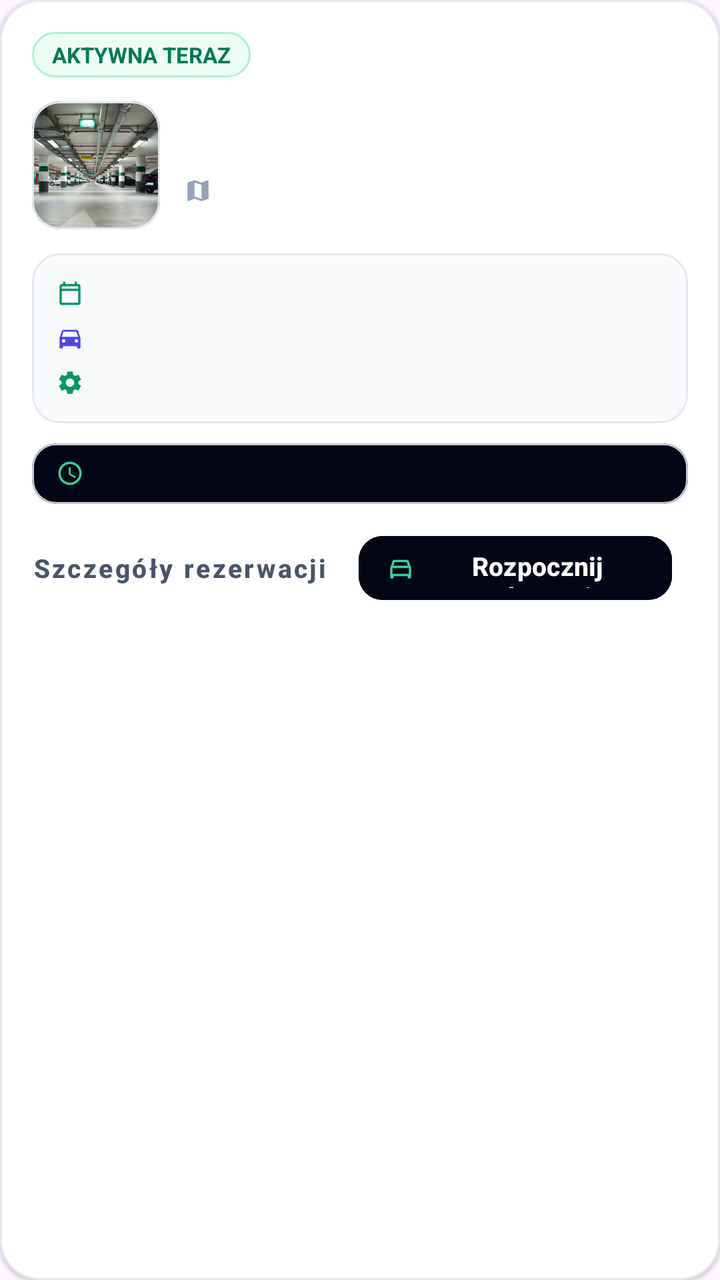
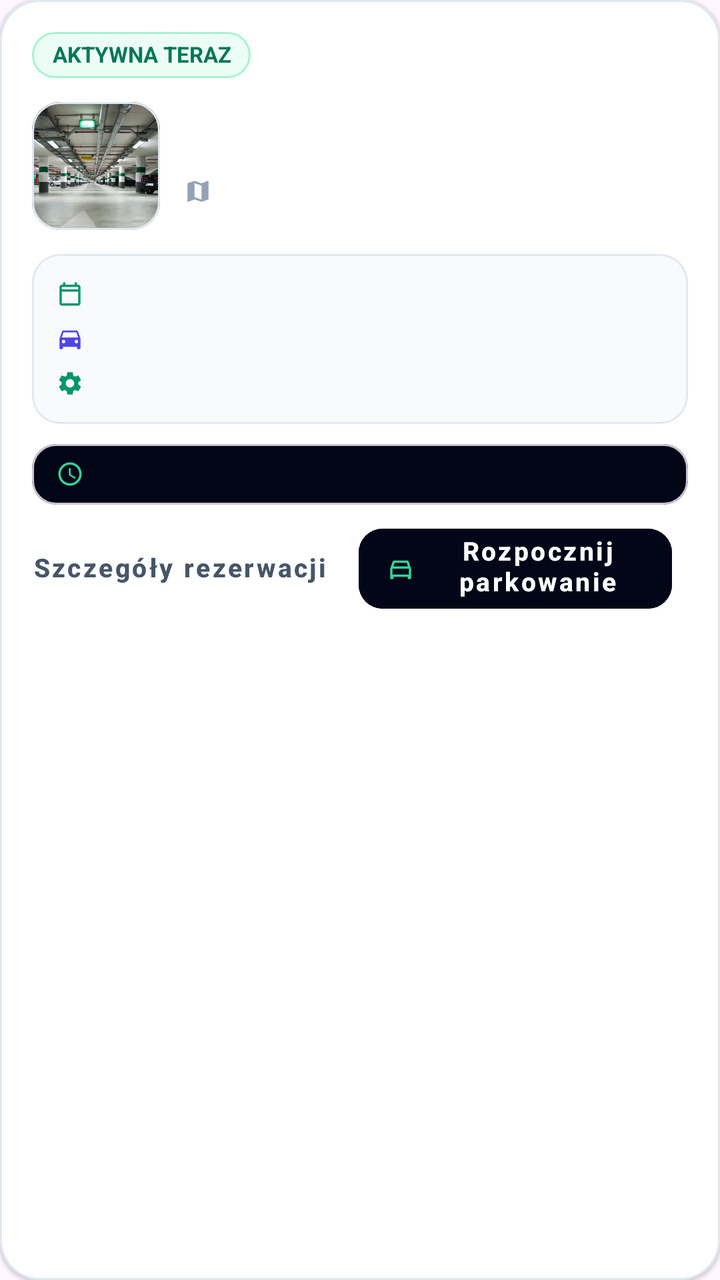

Screens rendered from an Android XML layout before and after an edit, with the pre-edit source and the edit as a unified diff.
<!-- AndroidManifest.xml: application theme Theme.Project -->
<!-- res/layout/item_reservation.xml -->
<?xml version="1.0" encoding="utf-8"?>
<com.google.android.material.card.MaterialCardView xmlns:android="http://schemas.android.com/apk/res/android"
    xmlns:app="http://schemas.android.com/apk/res-auto"
    android:layout_width="match_parent"
    android:layout_height="wrap_content"
    android:layout_marginHorizontal="20dp"
    android:layout_marginBottom="14dp"
    android:clickable="true"
    android:focusable="true"
    android:foreground="?android:attr/selectableItemBackground"
    app:cardBackgroundColor="@color/card_background"
    app:cardCornerRadius="20dp"
    app:cardElevation="1dp"
    app:strokeColor="@color/brand_slate_200"
    app:strokeWidth="1dp">

    <LinearLayout
        android:layout_width="match_parent"
        android:layout_height="wrap_content"
        android:orientation="vertical"
        android:padding="16dp">

        
        <RelativeLayout
            android:layout_width="match_parent"
            android:layout_height="wrap_content">

            <TextView
                android:id="@+id/badge_status"
                android:layout_width="wrap_content"
                android:layout_height="wrap_content"
                android:layout_alignParentStart="true"
                android:layout_centerVertical="true"
                android:background="@drawable/bg_badge_emerald"
                android:paddingHorizontal="10dp"
                android:paddingVertical="4dp"
                android:text="@string/badge_active_now"
                android:textColor="@color/brand_emerald_700"
                android:textSize="11sp"
                android:textStyle="bold" />

            <TextView
                android:id="@+id/text_reservation_price"
                android:layout_width="wrap_content"
                android:layout_height="wrap_content"
                android:layout_alignParentEnd="true"
                android:layout_centerVertical="true"
                android:textColor="@color/brand_slate_950"
                android:textSize="17sp"
                android:textStyle="bold" />
        </RelativeLayout>

        
        <LinearLayout
            android:layout_width="match_parent"
            android:layout_height="wrap_content"
            android:layout_marginTop="12dp"
            android:gravity="center_vertical"
            android:orientation="horizontal">

            <com.google.android.material.card.MaterialCardView
                android:layout_width="64dp"
                android:layout_height="64dp"
                android:layout_marginEnd="12dp"
                app:cardCornerRadius="14dp"
                app:cardElevation="0dp"
                app:strokeColor="@color/brand_slate_200"
                app:strokeWidth="1dp">

                <ImageView
                    android:id="@+id/img_reservation_spot"
                    android:layout_width="match_parent"
                    android:layout_height="match_parent"
                    android:contentDescription="@string/label_header_place"
                    android:scaleType="centerCrop"
                    android:src="@drawable/default_parking_spot" />
            </com.google.android.material.card.MaterialCardView>

            <LinearLayout
                android:layout_width="0dp"
                android:layout_height="wrap_content"
                android:layout_weight="1"
                android:orientation="vertical">

                <LinearLayout
                    android:layout_width="match_parent"
                    android:layout_height="wrap_content"
                    android:gravity="center_vertical"
                    android:orientation="horizontal">

                    <TextView
                        android:id="@+id/text_reservation_title"
                        android:layout_width="0dp"
                        android:layout_height="wrap_content"
                        android:layout_weight="1"
                        android:textColor="@color/brand_slate_950"
                        android:textSize="16sp"
                        android:textStyle="bold" />

                    <TextView
                        android:id="@+id/text_spot_number_pill"
                        android:layout_width="wrap_content"
                        android:layout_height="wrap_content"
                        android:layout_marginStart="8dp"
                        android:background="@drawable/bg_badge_slate"
                        android:paddingHorizontal="8dp"
                        android:paddingVertical="3dp"
                        android:textColor="@color/brand_slate_700"
                        android:textSize="11sp"
                        android:textStyle="bold"
                        android:visibility="gone" />
                </LinearLayout>

                <LinearLayout
                    android:layout_width="match_parent"
                    android:layout_height="wrap_content"
                    android:layout_marginTop="4dp"
                    android:gravity="center_vertical"
                    android:orientation="horizontal">

                    <ImageView
                        android:layout_width="14dp"
                        android:layout_height="14dp"
                        android:contentDescription="@string/label_header_place"
                        android:src="@drawable/ic_map_link"
                        app:tint="@color/brand_slate_400" />

                    <TextView
                        android:id="@+id/text_reservation_address"
                        android:layout_width="wrap_content"
                        android:layout_height="wrap_content"
                        android:layout_marginStart="6dp"
                        android:textColor="@color/brand_slate_500"
                        android:textSize="13sp" />
                </LinearLayout>
            </LinearLayout>
        </LinearLayout>

        
        <com.google.android.material.card.MaterialCardView
            android:layout_width="match_parent"
            android:layout_height="wrap_content"
            android:layout_marginTop="12dp"
            app:cardBackgroundColor="@color/brand_slate_50"
            app:cardCornerRadius="14dp"
            app:cardElevation="0dp"
            app:strokeColor="@color/brand_slate_200"
            app:strokeWidth="1dp">

            <LinearLayout
                android:layout_width="match_parent"
                android:layout_height="wrap_content"
                android:orientation="vertical"
                android:padding="12dp">

                
                <LinearLayout
                    android:layout_width="match_parent"
                    android:layout_height="wrap_content"
                    android:gravity="center_vertical"
                    android:orientation="horizontal">

                    <ImageView
                        android:layout_width="14dp"
                        android:layout_height="14dp"
                        android:contentDescription="@string/label_header_date"
                        android:src="@drawable/ic_calendar"
                        app:tint="@color/brand_emerald_600" />

                    <TextView
                        android:id="@+id/text_reservation_schedule"
                        android:layout_width="wrap_content"
                        android:layout_height="wrap_content"
                        android:layout_marginStart="8dp"
                        android:textColor="@color/brand_slate_900"
                        android:textSize="12sp"
                        android:textStyle="bold" />
                </LinearLayout>

                
                <LinearLayout
                    android:layout_width="match_parent"
                    android:layout_height="wrap_content"
                    android:layout_marginTop="6dp"
                    android:gravity="center_vertical"
                    android:orientation="horizontal">

                    <ImageView
                        android:layout_width="14dp"
                        android:layout_height="14dp"
                        android:contentDescription="@string/header_select_vehicle"
                        android:src="@drawable/ic_card_vehicles"
                        app:tint="@color/brand_indigo_600" />

                    <TextView
                        android:id="@+id/text_reservation_vehicle"
                        android:layout_width="wrap_content"
                        android:layout_height="wrap_content"
                        android:layout_marginStart="8dp"
                        android:textColor="@color/brand_slate_600"
                        android:textSize="12sp" />
                </LinearLayout>

                
                <LinearLayout
                    android:id="@+id/layout_pin_container"
                    android:layout_width="match_parent"
                    android:layout_height="wrap_content"
                    android:layout_marginTop="6dp"
                    android:gravity="center_vertical"
                    android:orientation="horizontal">

                    <ImageView
                        android:layout_width="14dp"
                        android:layout_height="14dp"
                        android:contentDescription="@string/label_pin_code"
                        android:src="@drawable/ic_card_settings"
                        app:tint="@color/brand_emerald_600" />

                    <TextView
                        android:id="@+id/text_reservation_pin"
                        android:layout_width="wrap_content"
                        android:layout_height="wrap_content"
                        android:layout_marginStart="8dp"
                        android:textColor="@color/brand_slate_950"
                        android:textSize="12sp"
                        android:textStyle="bold" />
                </LinearLayout>
            </LinearLayout>
        </com.google.android.material.card.MaterialCardView>

        
        <com.google.android.material.card.MaterialCardView
            android:id="@+id/card_countdown_banner"
            android:layout_width="match_parent"
            android:layout_height="wrap_content"
            android:layout_marginTop="10dp"
            app:cardBackgroundColor="@color/brand_slate_950"
            app:cardCornerRadius="12dp"
            app:cardElevation="0dp">

            <LinearLayout
                android:layout_width="match_parent"
                android:layout_height="wrap_content"
                android:gravity="center_vertical"
                android:orientation="horizontal"
                android:paddingHorizontal="12dp"
                android:paddingVertical="7dp">

                <ImageView
                    android:layout_width="14dp"
                    android:layout_height="14dp"
                    android:contentDescription="@string/label_remaining_time"
                    android:src="@drawable/ic_clock"
                    app:tint="@color/brand_emerald_400" />

                <TextView
                    android:id="@+id/text_item_countdown"
                    android:layout_width="wrap_content"
                    android:layout_height="wrap_content"
                    android:layout_marginStart="8dp"
                    android:textColor="@color/white"
                    android:textSize="12sp"
                    android:textStyle="bold" />
            </LinearLayout>
        </com.google.android.material.card.MaterialCardView>

        
        <LinearLayout
            android:id="@+id/layout_item_actions"
            android:layout_width="match_parent"
            android:layout_height="wrap_content"
            android:layout_marginTop="12dp"
            android:gravity="end|center_vertical"
            android:orientation="horizontal">

            <com.google.android.material.button.MaterialButton
                android:id="@+id/btn_item_details"
                style="@style/Widget.MaterialComponents.Button.TextButton"
                android:layout_width="wrap_content"
                android:layout_height="40dp"
                android:text="@string/title_reservation_details"
                android:textAllCaps="false"
                android:textColor="@color/brand_slate_600"
                android:textSize="13sp"
                android:textStyle="bold" />

            <com.google.android.material.button.MaterialButton
                android:id="@+id/btn_item_check_in_out"
                android:layout_width="wrap_content"
                android:layout_height="40dp"
                android:layout_marginStart="8dp"
                android:backgroundTint="@color/brand_slate_950"
                android:paddingHorizontal="14dp"
                android:text="@string/btn_check_in"
                android:textAllCaps="false"
                android:textColor="@color/white"
                android:textSize="13sp"
                android:textStyle="bold"
                app:cornerRadius="12dp"
                app:icon="@drawable/ic_ob_driver"
                app:iconSize="14dp"
                app:iconTint="@color/brand_emerald_400" />

            <com.google.android.material.button.MaterialButton
                android:id="@+id/btn_item_navigate"
                android:layout_width="wrap_content"
                android:layout_height="40dp"
                android:layout_marginStart="8dp"
                android:backgroundTint="@color/brand_emerald_50"
                android:paddingHorizontal="14dp"
                android:text="@string/btn_navigate_to_place"
                android:textAllCaps="false"
                android:textColor="@color/brand_emerald_800"
                android:textSize="13sp"
                android:textStyle="bold"
                app:cornerRadius="12dp"
                app:icon="@drawable/ic_map_link"
                app:iconSize="14dp"
                app:iconTint="@color/brand_emerald_700"
                app:strokeColor="@color/brand_emerald_200"
                app:strokeWidth="1dp" />
        </LinearLayout>

    </LinearLayout>
</com.google.android.material.card.MaterialCardView>
<!-- resources referenced by this layout -->
<resources>
  <color name="brand_emerald_200">#A7F3D0</color>
  <color name="brand_emerald_400">#34D399</color>
  <color name="brand_emerald_50">#ECFDF5</color>
  <color name="brand_emerald_600">#059669</color>
  <color name="brand_emerald_700">#047857</color>
  <color name="brand_emerald_800">#065F46</color>
  <color name="brand_indigo_600">#4F46E5</color>
  <color name="brand_slate_200">#E2E8F0</color>
  <color name="brand_slate_400">#94A3B8</color>
  <color name="brand_slate_50">#F8FAFC</color>
  <color name="brand_slate_500">#64748B</color>
  <color name="brand_slate_600">#475569</color>
  <color name="brand_slate_700">#334155</color>
  <color name="brand_slate_900">#0F172A</color>
  <color name="brand_slate_950">#020617</color>
  <color name="card_background">#FFFFFF</color>
  <color name="white">#FFFFFFFF</color>
  <!-- drawable bg_badge_emerald (drawable) -->
  <?xml version="1.0" encoding="utf-8"?>
  <shape xmlns:android="http://schemas.android.com/apk/res/android"
      android:shape="rectangle">
      <solid android:color="@color/brand_emerald_50" />
      <stroke
          android:width="1dp"
          android:color="@color/brand_emerald_200" />
      <corners android:radius="999dp" />
  </shape>
  <!-- drawable bg_badge_slate (drawable) -->
  <?xml version="1.0" encoding="utf-8"?>
  <shape xmlns:android="http://schemas.android.com/apk/res/android"
      android:shape="rectangle">
      <solid android:color="@color/brand_slate_100" />
      <stroke
          android:width="1dp"
          android:color="@color/brand_slate_200" />
      <corners android:radius="999dp" />
  </shape>
  <string name="badge_active_now">AKTYWNA TERAZ</string>
  <string name="btn_check_in">Rozpocznij parkowanie (Check-in)</string>
  <string name="btn_navigate_to_place">Nawiguj do miejsca</string>
  <string name="header_select_vehicle">WYBIERZ POJAZD</string>
  <string name="label_header_date">DATA</string>
  <string name="label_header_place">MIEJSCE</string>
  <string name="label_pin_code">Kod PIN wjazd</string>
  <string name="label_remaining_time">Pozostało</string>
  <string name="title_reservation_details">Szczegóły rezerwacji</string>
  <style name="Theme.Project" parent="Base.Theme.Project" />
  <color name="brand_slate_100">#F1F5F9</color>
  <color name="primary">#2563EB</color>
  <style name="Base.Theme.Project" parent="Theme.Material3.DayNight.NoActionBar">
          <item name="bottomNavigationStyle">@style/Widget.App.BottomNavigationView</item>
      </style>
  <style name="Widget.App.BottomNavigationView" parent="Widget.Material3.BottomNavigationView">
          <item name="itemActiveIndicatorStyle">@style/Widget.App.BottomNavActiveIndicator</item>
          <item name="itemIconTint">@color/bottom_nav_item_color</item>
          <item name="itemTextColor">@color/bottom_nav_item_color</item>
      </style>
  <style name="Widget.App.BottomNavActiveIndicator" parent="Widget.Material3.BottomNavigationView.ActiveIndicator">
          <item name="android:color">@color/green_mint_pill</item>
      </style>
  <color name="green_mint_pill">#52F7A9</color>
  <!-- unchanged entries left out for length: 7 -->
</resources>

<!-- the commit's change to res/layout/item_reservation.xml (unified diff, before → after) -->
@@ -32,8 +32,11 @@
                 android:layout_alignParentStart="true"
                 android:layout_centerVertical="true"
                 android:background="@drawable/bg_badge_emerald"
+                android:gravity="center"
+                android:includeFontPadding="false"
                 android:paddingHorizontal="10dp"
-                android:paddingVertical="4dp"
+                android:paddingTop="5dp"
+                android:paddingBottom="5dp"
                 android:text="@string/badge_active_now"
                 android:textColor="@color/brand_emerald_700"
                 android:textSize="11sp"
@@ -279,6 +282,10 @@
                 style="@style/Widget.MaterialComponents.Button.TextButton"
                 android:layout_width="wrap_content"
                 android:layout_height="40dp"
+                android:gravity="center"
+                android:includeFontPadding="false"
+                android:insetTop="0dp"
+                android:insetBottom="0dp"
                 android:text="@string/title_reservation_details"
                 android:textAllCaps="false"
                 android:textColor="@color/brand_slate_600"
@@ -287,10 +294,15 @@
 
             <com.google.android.material.button.MaterialButton
                 android:id="@+id/btn_item_check_in_out"
+                style="@style/Widget.MaterialComponents.Button.UnelevatedButton"
                 android:layout_width="wrap_content"
                 android:layout_height="40dp"
                 android:layout_marginStart="8dp"
                 android:backgroundTint="@color/brand_slate_950"
+                android:gravity="center"
+                android:includeFontPadding="false"
+                android:insetTop="0dp"
+                android:insetBottom="0dp"
                 android:paddingHorizontal="14dp"
                 android:text="@string/btn_check_in"
                 android:textAllCaps="false"
@@ -304,10 +316,15 @@
 
             <com.google.android.material.button.MaterialButton
                 android:id="@+id/btn_item_navigate"
+                style="@style/Widget.MaterialComponents.Button.UnelevatedButton"
                 android:layout_width="wrap_content"
                 android:layout_height="40dp"
                 android:layout_marginStart="8dp"
                 android:backgroundTint="@color/brand_emerald_50"
+                android:gravity="center"
+                android:includeFontPadding="false"
+                android:insetTop="0dp"
+                android:insetBottom="0dp"
                 android:paddingHorizontal="14dp"
                 android:text="@string/btn_navigate_to_place"
                 android:textAllCaps="false"
<!-- resource entries referenced after the edit -->
@@ -51,11 +51,25 @@
   <color name="primary">#2563EB</color>
   <style name="Base.Theme.Project" parent="Theme.Material3.DayNight.NoActionBar">
           <item name="bottomNavigationStyle">@style/Widget.App.BottomNavigationView</item>
+          <item name="materialButtonStyle">@style/Widget.App.Button</item>
+          <item name="materialButtonOutlinedStyle">@style/Widget.App.Button.Outlined</item>
       </style>
   <style name="Widget.App.BottomNavigationView" parent="Widget.Material3.BottomNavigationView">
           <item name="itemActiveIndicatorStyle">@style/Widget.App.BottomNavActiveIndicator</item>
           <item name="itemIconTint">@color/bottom_nav_item_color</item>
           <item name="itemTextColor">@color/bottom_nav_item_color</item>
+      </style>
+  <style name="Widget.App.Button" parent="Widget.MaterialComponents.Button.UnelevatedButton">
+          <item name="android:gravity">center</item>
+          <item name="android:includeFontPadding">false</item>
+          <item name="android:insetTop">0dp</item>
+          <item name="android:insetBottom">0dp</item>
+      </style>
+  <style name="Widget.App.Button.Outlined" parent="Widget.MaterialComponents.Button.OutlinedButton">
+          <item name="android:gravity">center</item>
+          <item name="android:includeFontPadding">false</item>
+          <item name="android:insetTop">0dp</item>
+          <item name="android:insetBottom">0dp</item>
       </style>
   <style name="Widget.App.BottomNavActiveIndicator" parent="Widget.Material3.BottomNavigationView.ActiveIndicator">
           <item name="android:color">@color/green_mint_pill</item>
